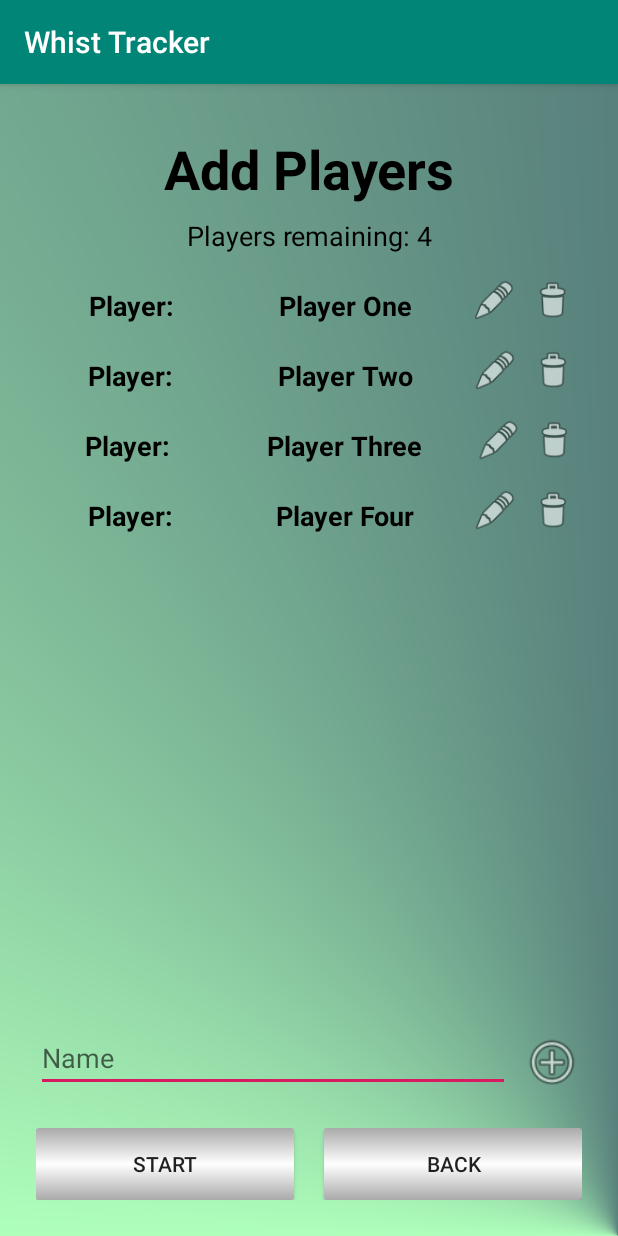
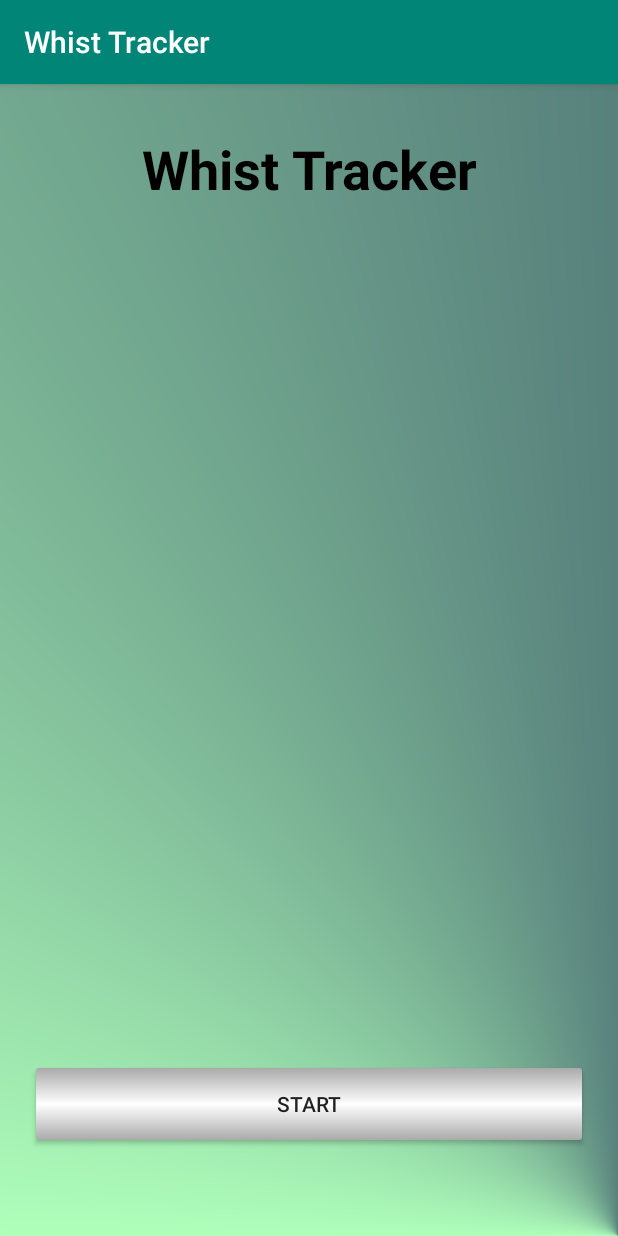
Before and after one commit to LindvedKrvang/WhistTracker, an Android app: the screen it shows after launch (MainActivity), on a phone screen of 412 x 824 dp. Run offline under Robolectric (Android 15) with nearby library versions, the phone set to English and light mode, and no system bars.

Commit message:
Able to go to SetupFragment and Enter players

```diff
--- a/app/src/main/AndroidManifest.xml
+++ b/app/src/main/AndroidManifest.xml
@@ -16,6 +16,7 @@
                 <category android:name="android.intent.category.LAUNCHER" />
             </intent-filter>
         </activity>
+
     </application>
 
 </manifest>
--- a/app/src/main/java/com/krvang/lindved/whisttracker/gui/HomepageFragment.java
+++ b/app/src/main/java/com/krvang/lindved/whisttracker/gui/HomepageFragment.java
@@ -1,5 +1,7 @@
 package com.krvang.lindved.whisttracker.gui;
 
+import android.content.Context;
+import android.content.Intent;
 import android.os.Bundle;
 import android.support.annotation.NonNull;
 import android.support.annotation.Nullable;
@@ -7,20 +9,60 @@ import android.support.v4.app.Fragment;
 import android.view.LayoutInflater;
 import android.view.View;
 import android.view.ViewGroup;
+import android.widget.Button;
 
 import com.krvang.lindved.whisttracker.R;
 
 public class HomepageFragment extends Fragment{
+
+    private int mNumberOfPlayers = 4;
+
+    private Callbacks mCallbacks;
+
+    /**
+     * Required interface for hosting activities.
+     */
+    public interface Callbacks {
+        void onStartPressed(int numberOfPlayers);
+    }
 
     @Override
     public void onCreate(@Nullable Bundle savedInstanceState) {
         super.onCreate(savedInstanceState);
     }
 
+    @Override
+    public void onAttach(Context context) {
+        super.onAttach(context);
+        mCallbacks = (Callbacks) context;
+    }
+
     @Nullable
     @Override
     public View onCreateView(@NonNull LayoutInflater inflater, @Nullable ViewGroup container, @Nullable Bundle savedInstanceState) {
         View view = inflater.inflate(R.layout.fragment_homepage, container, false);
+        initializeButtons(view);
         return view;
     }
+
+    @Override
+    public void onDetach() {
+        super.onDetach();
+        mCallbacks = null;
+    }
+
+    private void initializeButtons(View view) {
+        Button startButton = view.findViewById(R.id.btnStart);
+        startButton.setOnClickListener(new View.OnClickListener() {
+            @Override
+            public void onClick(View v) {
+                goToSetupActivity();
+            }
+        });
+    }
+
+    private void goToSetupActivity(){
+        mCallbacks.onStartPressed(mNumberOfPlayers);
+    }
+
 }
--- a/app/src/main/java/com/krvang/lindved/whisttracker/gui/MainActivity.java
+++ b/app/src/main/java/com/krvang/lindved/whisttracker/gui/MainActivity.java
@@ -1,5 +1,6 @@
 package com.krvang.lindved.whisttracker.gui;
 
+import android.content.Intent;
 import android.support.v4.app.Fragment;
 import android.support.v4.app.FragmentManager;
 import android.support.v7.app.AppCompatActivity;
@@ -7,10 +8,22 @@ import android.os.Bundle;
 
 import com.krvang.lindved.whisttracker.R;
 
-public class MainActivity extends SingleFragmentActivity {
+public class MainActivity extends SingleFragmentActivity implements HomepageFragment.Callbacks {
 
     @Override
     protected Fragment createFragment() {
-        return new SetupFragment();
+        return new HomepageFragment();
+    }
+
+    @Override
+    public void onStartPressed(int numberOfPlayers) {
+        Fragment fragment = SetupFragment.newInstance(numberOfPlayers);
+        switchFragment(fragment);
+    }
+
+    private void switchFragment(Fragment fragment) {
+        getSupportFragmentManager().beginTransaction()
+                .replace(R.id.fragment_container, fragment)
+                .commit();
     }
 }
--- a/app/src/main/res/layout/fragment_setup.xml
+++ b/app/src/main/res/layout/fragment_setup.xml
@@ -14,7 +14,7 @@
         android:layout_marginStart="8dp"
         android:layout_marginTop="32dp"
         android:layout_marginEnd="8dp"
-        android:text="Add Players"
+        android:text="@string/title_setup"
         android:textAlignment="center"
         android:textColor="@android:color/black"
         android:textSize="36sp"
@@ -30,78 +30,46 @@
         android:layout_marginStart="8dp"
         android:layout_marginTop="8dp"
         android:layout_marginEnd="8dp"
-        android:text="Players remaining: 4"
+        android:text="@string/subtitle_remaining_players"
         android:textAlignment="center"
         android:textColor="@android:color/black"
         android:textSize="18sp"
+
         app:layout_constraintEnd_toEndOf="parent"
         app:layout_constraintStart_toStartOf="parent"
         app:layout_constraintTop_toBottomOf="@+id/txtTitle" />
-
-    <LinearLayout
-        android:id="@+id/linearLayout"
-        android:layout_width="0dp"
-        android:layout_height="wrap_content"
-        android:layout_marginStart="24dp"
-        android:layout_marginEnd="24dp"
-        android:layout_marginBottom="24dp"
-        android:orientation="horizontal"
-        app:layout_constraintBottom_toBottomOf="parent"
-        app:layout_constraintEnd_toEndOf="parent"
-        app:layout_constraintStart_toStartOf="parent">
-
-        <Button
-            android:id="@+id/btnStart"
-            android:layout_width="wrap_content"
-            android:layout_height="wrap_content"
-            android:layout_marginEnd="10dp"
-            android:layout_weight="1"
-            android:background="@drawable/button"
-            android:text="@string/button_start" />
-
-        <Button
-            android:id="@+id/btnBack"
-            android:layout_width="wrap_content"
-            android:layout_height="wrap_content"
-            android:layout_marginStart="10dp"
-            android:layout_weight="1"
-            android:background="@drawable/button"
-            android:text="@string/button_back" />
-    </LinearLayout>
 
     <EditText
         android:id="@+id/txtPlayerName"
         android:layout_width="0dp"
         android:layout_height="wrap_content"
         android:layout_marginStart="24dp"
+        android:layout_marginTop="8dp"
         android:layout_marginEnd="8dp"
-        android:layout_marginBottom="24dp"
         android:ems="10"
+        android:hint="@string/name"
         android:inputType="textPersonName"
-        android:hint="@string/name"
-        app:layout_constraintBottom_toTopOf="@+id/linearLayout"
         app:layout_constraintEnd_toStartOf="@+id/btnAdd"
-        app:layout_constraintStart_toStartOf="parent" />
+        app:layout_constraintStart_toStartOf="parent"
+        app:layout_constraintTop_toBottomOf="@+id/playerRecyclerView" />
 
     <ImageView
         android:id="@+id/btnAdd"
         android:layout_width="40dp"
         android:layout_height="40dp"
+        android:layout_marginTop="8dp"
         android:layout_marginEnd="24dp"
-        android:layout_marginBottom="24dp"
-        app:layout_constraintBottom_toTopOf="@+id/linearLayout"
         app:layout_constraintEnd_toEndOf="parent"
+        app:layout_constraintTop_toBottomOf="@+id/playerRecyclerView"
         app:srcCompat="@android:drawable/ic_menu_add" />
 
     <android.support.v7.widget.RecyclerView
         android:id="@+id/playerRecyclerView"
         android:layout_width="0dp"
-        android:layout_height="0dp"
+        android:layout_height="wrap_content"
         android:layout_marginStart="24dp"
         android:layout_marginTop="8dp"
         android:layout_marginEnd="24dp"
-        android:layout_marginBottom="8dp"
-        app:layout_constraintBottom_toTopOf="@+id/txtPlayerName"
         app:layout_constraintEnd_toEndOf="parent"
         app:layout_constraintStart_toStartOf="parent"
         app:layout_constraintTop_toBottomOf="@+id/txtSubTitle" />
--- a/app/src/main/res/layout/player_list_item.xml
+++ b/app/src/main/res/layout/player_list_item.xml
@@ -1,5 +1,5 @@
 <?xml version="1.0" encoding="utf-8"?>
-<LinearLayout xmlns:android="http://schemas.android.com/apk/res/android"
+<android.support.constraint.ConstraintLayout xmlns:android="http://schemas.android.com/apk/res/android"
     xmlns:app="http://schemas.android.com/apk/res-auto"
     xmlns:tools="http://schemas.android.com/tools"
     android:layout_width="match_parent"
@@ -9,41 +9,52 @@
         android:id="@+id/txtPlayerLabel"
         android:layout_width="wrap_content"
         android:layout_height="wrap_content"
-        android:layout_marginTop="14dp"
-        android:layout_marginBottom="8dp"
+        android:layout_marginStart="8dp"
+        android:layout_marginTop="8dp"
+        android:layout_weight="3"
+        android:text="Player:"
+        android:textAlignment="center"
+        android:textColor="@android:color/black"
+        android:textSize="18sp"
+        android:textStyle="bold"
+        app:layout_constraintStart_toStartOf="parent"
+        app:layout_constraintTop_toTopOf="parent" />
+
+    <TextView
+        android:id="@+id/txtPlayerName"
+        android:layout_width="0dp"
+        android:layout_height="wrap_content"
+        android:layout_marginStart="8dp"
+        android:layout_marginTop="8dp"
+        android:layout_marginEnd="8dp"
         android:layout_weight="3"
         android:textAlignment="center"
         android:textColor="@android:color/black"
         android:textSize="18sp"
-        android:textStyle="bold" />
-
-    <TextView
-        android:id="@+id/txtPlayerName"
-        android:layout_width="wrap_content"
-        android:layout_height="wrap_content"
-        android:layout_marginTop="14dp"
-        android:layout_marginBottom="8dp"
-        android:layout_weight="3"
-        android:textAlignment="center"
-        android:textColor="@android:color/black"
-        android:textSize="18sp"
-        android:textStyle="bold" />
+        android:textStyle="bold"
+        app:layout_constraintEnd_toStartOf="@+id/btnEdit"
+        app:layout_constraintStart_toEndOf="@+id/txtPlayerLabel"
+        app:layout_constraintTop_toTopOf="parent" />
 
     <ImageView
         android:id="@+id/btnEdit"
-        android:layout_width="15dp"
-        android:layout_height="30dp"
+        android:layout_width="wrap_content"
+        android:layout_height="wrap_content"
         android:layout_marginTop="8dp"
-        android:layout_marginBottom="8dp"
+        android:layout_marginEnd="8dp"
         android:layout_weight="1"
+        app:layout_constraintEnd_toStartOf="@+id/btnDelete"
+        app:layout_constraintTop_toTopOf="parent"
         app:srcCompat="@android:drawable/ic_menu_edit" />
 
     <ImageView
         android:id="@+id/btnDelete"
-        android:layout_width="15dp"
-        android:layout_height="30dp"
+        android:layout_width="wrap_content"
+        android:layout_height="wrap_content"
         android:layout_marginTop="8dp"
-        android:layout_marginBottom="8dp"
+        android:layout_marginEnd="8dp"
         android:layout_weight="1"
+        app:layout_constraintEnd_toEndOf="parent"
+        app:layout_constraintTop_toTopOf="parent"
         app:srcCompat="@android:drawable/ic_menu_delete" />
-</LinearLayout>
+</android.support.constraint.ConstraintLayout>
--- a/app/src/main/res/values/strings.xml
+++ b/app/src/main/res/values/strings.xml
@@ -10,6 +10,9 @@
     <string name="placeholder_number">0</string>
 
     <string name="title">Whist Tracker</string>
+    <string name="title_setup">Add Players</string>
+    <string name="subtitle_remaining_players">Players remaining</string>
+
     <string name="name">Name</string>
     <string name="button_start">Start</string>
     <string name="button_back">Back</string>
```
Also changed, not shown: app/src/main/java/com/krvang/lindved/whisttracker/gui/OverviewActivity.java (deleted, +0 -11 lines), app/src/main/java/com/krvang/lindved/whisttracker/gui/SetupFragment.java (+70 -12 lines).
